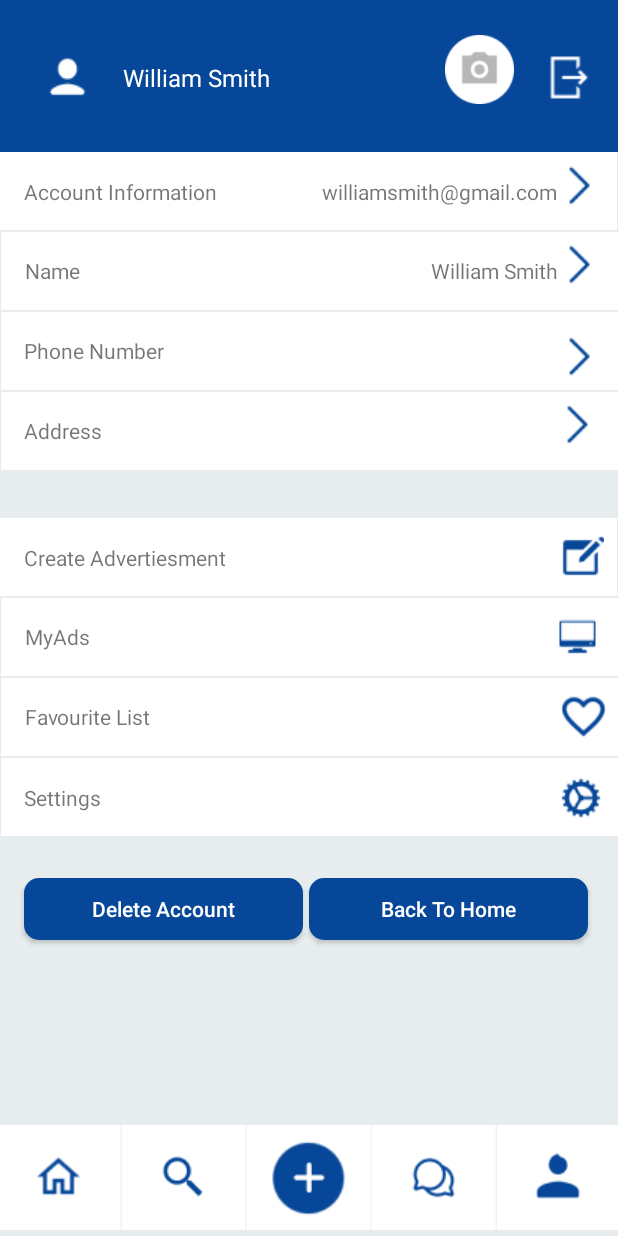
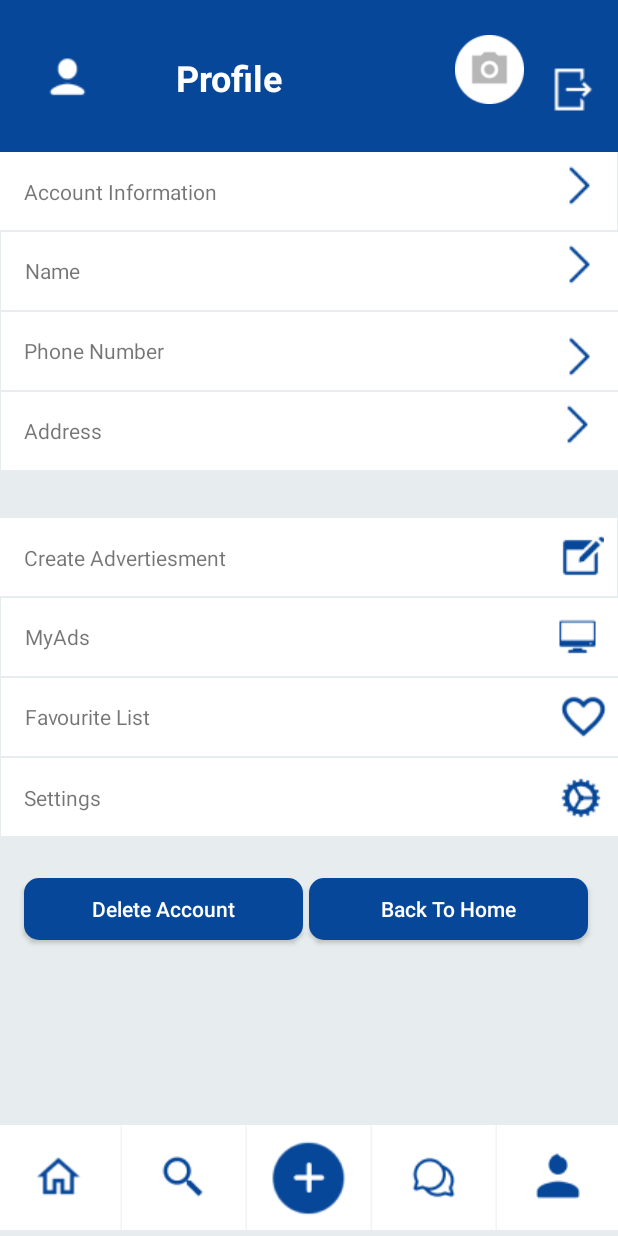
Before and after one commit to Sudharaka200/wheel-deal-mobile-app, an Android app: the profile screen opened directly, with no data from a screen before it, on a phone screen of 412 x 824 dp. Run offline under Robolectric (Android 15) with nearby library versions, the phone set to English and light mode, and no system bars; our stand-ins replace Firebase (no records; nobody signed in at launch, a user with empty details on screens opened directly).

Commit message:
Profile Updated with db

```diff
--- a/app/build.gradle.kts
+++ b/app/build.gradle.kts
@@ -44,4 +44,5 @@ dependencies {
     testImplementation(libs.junit)
     androidTestImplementation(libs.ext.junit)
     androidTestImplementation(libs.espresso.core)
+
 }
--- a/app/src/main/AndroidManifest.xml
+++ b/app/src/main/AndroidManifest.xml
@@ -3,6 +3,7 @@
     xmlns:tools="http://schemas.android.com/tools">
 
     <uses-permission android:name="android.permission.INTERNET"/>
+    <uses-permission android:name="android.permission.ACCESS_NETWORK_STATE"/>
     <application
         android:allowBackup="true"
         android:dataExtractionRules="@xml/data_extraction_rules"
--- a/app/src/main/java/com/example/wheeldeal/MainActivity.java
+++ b/app/src/main/java/com/example/wheeldeal/MainActivity.java
@@ -11,6 +11,8 @@ import androidx.appcompat.app.AppCompatActivity;
 import androidx.core.graphics.Insets;
 import androidx.core.view.ViewCompat;
 import androidx.core.view.WindowInsetsCompat;
+
+import com.google.firebase.Firebase;
 
 public class MainActivity extends AppCompatActivity {
 
--- a/app/src/main/java/com/example/wheeldeal/createnewadd.java
+++ b/app/src/main/java/com/example/wheeldeal/createnewadd.java
@@ -154,6 +154,4 @@ public class createnewadd extends AppCompatActivity {
     }
 
 
-
-
 }
--- a/app/src/main/java/com/example/wheeldeal/profile.java
+++ b/app/src/main/java/com/example/wheeldeal/profile.java
@@ -4,17 +4,42 @@ import android.content.Intent;
 import android.os.Bundle;
 import android.view.View;
 import android.widget.ImageView;
+import android.widget.TextView;
+import android.widget.Toast;
 
 import androidx.activity.EdgeToEdge;
 import androidx.appcompat.app.AppCompatActivity;
 
+import com.google.firebase.Firebase;
+import com.google.firebase.auth.FirebaseAuth;
+import com.google.firebase.auth.FirebaseUser;
+import com.google.firebase.firestore.DocumentSnapshot;
+import com.google.firebase.firestore.FirebaseFirestore;
+import com.google.firebase.storage.FirebaseStorage;
+
 public class profile extends AppCompatActivity {
+
+    TextView  txtFullName, txtPhone, txtAddress;
+    FirebaseAuth mAuth;
+    FirebaseFirestore db;
 
     @Override
     protected void onCreate(Bundle savedInstanceState) {
         super.onCreate(savedInstanceState);
         EdgeToEdge.enable(this);
         setContentView(R.layout.profile);
+
+        // Initialize Firebase
+        mAuth = FirebaseAuth.getInstance();
+        db = FirebaseFirestore.getInstance();
+
+
+        txtFullName = findViewById(R.id.textView48);
+        txtPhone = findViewById(R.id.textProfilePhone);
+        txtAddress = findViewById(R.id.textProfileAddress);
+
+        loadUserProfile();
+
 
         //buttonHome
         ImageView imgHomeButton = findViewById(R.id.imgHome);
@@ -59,7 +84,32 @@ public class profile extends AppCompatActivity {
 //                startActivity(profileButtonIntent);
 //            }
 //        });
+    }
+    public void loadUserProfile(){
+        FirebaseUser user = mAuth.getCurrentUser();
+        if (user != null) {
+            String userId = user.getUid();
 
+            db.collection("users").document(userId)
+                    .get()
+                    .addOnCompleteListener(task -> {
+                        if (task.isSuccessful() && task.getResult() != null) {
+                            DocumentSnapshot document = task.getResult();
+                            if (document.exists()) {
+                                String firstName = document.getString("firstName");
+                                String lastName = document.getString("lastName");
+                                String phone = document.getString("phoneNumber");
+                                String address = document.getString("address");
 
+                                // Display full name
+                                txtFullName.setText(firstName + " " + lastName);
+                                txtPhone.setText(phone);
+                                txtAddress.setText(address);
+                            }
+                        } else {
+                            Toast.makeText(profile.this, "Failed to load profile", Toast.LENGTH_SHORT).show();
+                        }
+                    });
+        }
     }
 }
--- a/app/src/main/res/layout/profile.xml
+++ b/app/src/main/res/layout/profile.xml
@@ -30,18 +30,6 @@
             app:layout_constraintVertical_bias="0.0"
             app:srcCompat="@drawable/rectangle_3578" />
 
-        <TextView
-            android:id="@+id/textView20"
-            android:layout_width="wrap_content"
-            android:layout_height="wrap_content"
-            android:layout_marginEnd="232dp"
-            android:text="William Smith"
-            android:textColor="#FFF"
-            android:textSize="16sp"
-            app:layout_constraintBottom_toBottomOf="@+id/imageView41"
-            app:layout_constraintEnd_toEndOf="@+id/imageView9"
-            app:layout_constraintTop_toTopOf="@+id/imageView41" />
-
         <ImageView
             android:id="@+id/imgAddPost"
             android:layout_width="wrap_content"
@@ -69,6 +57,16 @@
             app:layout_constraintEnd_toStartOf="@+id/imgSearch"
             app:layout_constraintTop_toTopOf="@+id/imgSearch"
             app:srcCompat="@drawable/group_1000006145" />
+
+        <ImageView
+            android:id="@+id/btnPhoneNumber"
+            android:layout_width="wrap_content"
+            android:layout_height="wrap_content"
+            android:layout_marginTop="1dp"
+            app:layout_constraintEnd_toEndOf="parent"
+            app:layout_constraintStart_toStartOf="parent"
+            app:layout_constraintTop_toBottomOf="@+id/btnName"
+            app:srcCompat="@drawable/rectangle_3550" />
 
         <ImageView
             android:id="@+id/imgChats"
@@ -112,27 +110,6 @@
             app:layout_constraintVertical_bias="0.0"
             app:srcCompat="@drawable/rectangle_3550" />
 
-        <TextView
-            android:id="@+id/textView45"
-            android:layout_width="wrap_content"
-            android:layout_height="wrap_content"
-            android:text="Account Information"
-            app:layout_constraintBottom_toBottomOf="@+id/btnAccountInformation"
-            app:layout_constraintEnd_toEndOf="@+id/btnAccountInformation"
-            app:layout_constraintHorizontal_bias="0.056"
-            app:layout_constraintStart_toStartOf="@+id/btnAccountInformation"
-            app:layout_constraintTop_toBottomOf="@+id/imageView9" />
-
-        <TextView
-            android:id="@+id/textView46"
-            android:layout_width="wrap_content"
-            android:layout_height="wrap_content"
-            android:layout_marginEnd="40dp"
-            android:text="williamsmith@gmail.com"
-            app:layout_constraintBottom_toBottomOf="@+id/textView45"
-            app:layout_constraintEnd_toEndOf="@+id/btnAccountInformation"
-            app:layout_constraintTop_toTopOf="@+id/textView45" />
-
         <ImageView
             android:id="@+id/imageView44"
             android:layout_width="wrap_content"
@@ -165,18 +142,6 @@
             app:layout_constraintStart_toStartOf="@+id/btnName"
             app:layout_constraintTop_toBottomOf="@+id/btnAccountInformation" />
 
-        <TextView
-            android:id="@+id/textView48"
-            android:layout_width="wrap_content"
-            android:layout_height="wrap_content"
-            android:layout_marginEnd="40dp"
-            android:text="William Smith"
-            app:layout_constraintBottom_toBottomOf="@+id/textView47"
-            app:layout_constraintEnd_toEndOf="@+id/btnName"
-            app:layout_constraintHorizontal_bias="1.0"
-            app:layout_constraintStart_toEndOf="@+id/textView47"
-            app:layout_constraintTop_toTopOf="@+id/textView47" />
-
         <ImageView
             android:id="@+id/imageView46"
             android:layout_width="wrap_content"
@@ -187,16 +152,6 @@
             app:layout_constraintTop_toTopOf="@+id/textView48"
             app:layout_constraintVertical_bias="1.0"
             app:srcCompat="@drawable/forward" />
-
-        <ImageView
-            android:id="@+id/btnPhoneNumber"
-            android:layout_width="wrap_content"
-            android:layout_height="wrap_content"
-            android:layout_marginTop="1dp"
-            app:layout_constraintEnd_toEndOf="parent"
-            app:layout_constraintStart_toStartOf="parent"
-            app:layout_constraintTop_toBottomOf="@+id/btnName"
-            app:srcCompat="@drawable/rectangle_3550" />
 
         <TextView
             android:id="@+id/textView49"
@@ -433,5 +388,73 @@
             app:layout_constraintVertical_bias="0.418"
             app:srcCompat="@drawable/group_1000006160" />
 
+        <TextView
+            android:id="@+id/textView20"
+            android:layout_width="118dp"
+            android:layout_height="48dp"
+            android:layout_marginEnd="200dp"
+            android:text="@string/profile"
+            android:textAlignment="center"
+            android:textColor="#FFF"
+            android:textSize="24sp"
+            android:textStyle="bold"
+            app:layout_constraintBottom_toBottomOf="@+id/imageView41"
+            app:layout_constraintEnd_toEndOf="@+id/imageView9"
+            app:layout_constraintTop_toTopOf="@+id/imageView41"
+            app:layout_constraintVertical_bias="0.058" />
+
+        <TextView
+            android:id="@+id/textView45"
+            android:layout_width="wrap_content"
+            android:layout_height="wrap_content"
+            android:text="Account Information"
+            app:layout_constraintBottom_toBottomOf="@+id/btnAccountInformation"
+            app:layout_constraintEnd_toEndOf="@+id/btnAccountInformation"
+            app:layout_constraintHorizontal_bias="0.056"
+            app:layout_constraintStart_toStartOf="@+id/btnAccountInformation"
+            app:layout_constraintTop_toBottomOf="@+id/imageView9" />
+
+        <TextView
+            android:id="@+id/textProfileAddress"
+            android:layout_width="134dp"
+            android:layout_height="22dp"
+            app:layout_constraintBottom_toBottomOf="@+id/imgAddPost"
+            app:layout_constraintEnd_toEndOf="parent"
+            app:layout_constraintHorizontal_bias="0.808"
+            app:layout_constraintStart_toStartOf="parent"
+            app:layout_constraintTop_toTopOf="parent"
+            app:layout_constraintVertical_bias="0.388" />
+
+        <TextView
+            android:id="@+id/textView46"
+            android:layout_width="wrap_content"
+            android:layout_height="wrap_content"
+            android:layout_marginEnd="40dp"
+            app:layout_constraintBottom_toBottomOf="@+id/textView45"
+            app:layout_constraintEnd_toEndOf="@+id/btnAccountInformation"
+            app:layout_constraintTop_toTopOf="@+id/textView45" />
+
+        <TextView
+            android:id="@+id/textProfilePhone"
+            android:layout_width="134dp"
+            android:layout_height="22dp"
+            app:layout_constraintBottom_toBottomOf="parent"
+            app:layout_constraintEnd_toEndOf="parent"
+            app:layout_constraintHorizontal_bias="0.808"
+            app:layout_constraintStart_toStartOf="parent"
+            app:layout_constraintTop_toTopOf="parent"
+            app:layout_constraintVertical_bias="0.311" />
+
+        <TextView
+            android:id="@+id/textView48"
+            android:layout_width="wrap_content"
+            android:layout_height="wrap_content"
+            android:layout_marginEnd="40dp"
+            app:layout_constraintBottom_toBottomOf="@+id/textView47"
+            app:layout_constraintEnd_toEndOf="@+id/btnName"
+            app:layout_constraintHorizontal_bias="1.0"
+            app:layout_constraintStart_toEndOf="@+id/textView47"
+            app:layout_constraintTop_toTopOf="@+id/textView47" />
+
     </androidx.constraintlayout.widget.ConstraintLayout>
 </androidx.constraintlayout.widget.ConstraintLayout>
--- a/app/src/main/res/values/strings.xml
+++ b/app/src/main/res/values/strings.xml
@@ -1,5 +1,6 @@
 <resources>
     <string name="app_name">WheelDeal</string>
+    <string name="profile">Profile</string>
     <string-array name="vehicleCategory">
         <item>Motor Bike</item>
         <item>Therewheelers</item>
```
